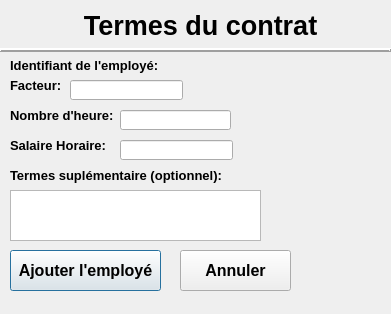
First picture: the form in UI/Creer_Contrat.ui, repository LePerron/Application-gestion-employes-projet-session-2023, before the edit.
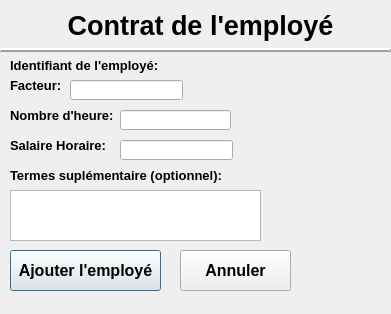
Second picture: the form after the edit.

Patch:
```diff
--- a/UI/Creer_Contrat.ui
+++ b/UI/Creer_Contrat.ui
@@ -208,7 +208,7 @@
     <enum>Qt::LeftToRight</enum>
    </property>
    <property name="text">
-    <string>Termes du contrat</string>
+    <string>Contrat de l'employé</string>
    </property>
    <property name="alignment">
     <set>Qt::AlignCenter</set>
```
Left out of the diff: 16 changed lines with no effect on the pictures.
